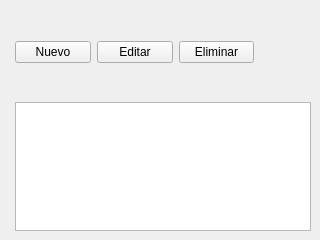
The window that listadoclientes.ui (rockols/acopio) describes before a commit, drawn with Qt 5.
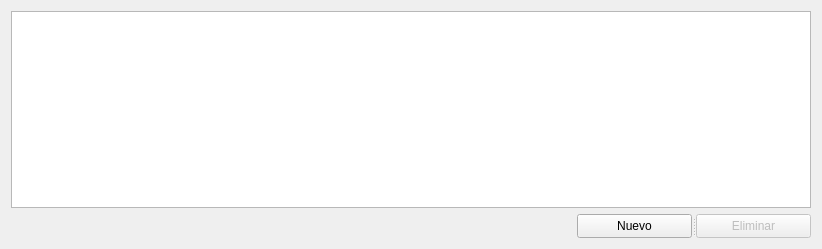
The same window after the commit.

The edit to the form file:
```diff
--- a/listadoclientes.ui
+++ b/listadoclientes.ui
@@ -6,34 +6,45 @@
    <rect>
     <x>0</x>
     <y>0</y>
-    <width>320</width>
-    <height>240</height>
+    <width>818</width>
+    <height>249</height>
    </rect>
   </property>
   <property name="windowTitle">
    <string>Form</string>
   </property>
-  <widget class="QTableView" name="tableView">
-   <property name="geometry">
-    <rect>
-     <x>15</x>
-     <y>102</y>
-     <width>296</width>
-     <height>129</height>
-    </rect>
-   </property>
-  </widget>
-  <widget class="QWidget" name="">
-   <property name="geometry">
-    <rect>
-     <x>15</x>
-     <y>40</y>
-     <width>239</width>
-     <height>25</height>
-    </rect>
-   </property>
-   <layout class="QHBoxLayout" name="horizontalLayout">
-    <item>
+  <layout class="QFormLayout" name="formLayout">
+   <item row="0" column="0" colspan="2">
+    <widget class="QTableView" name="tableView">
+     <property name="minimumSize">
+      <size>
+       <width>800</width>
+       <height>0</height>
+      </size>
+     </property>
+     <property name="styleSheet">
+      <string notr="true">font: 12pt &quot;MS Shell Dlg 2&quot;;</string>
+     </property>
+    </widget>
+   </item>
+   <item row="2" column="0">
+    <spacer name="horizontalSpacer">
+     <property name="orientation">
+      <enum>Qt::Horizontal</enum>
+     </property>
+     <property name="sizeHint" stdset="0">
+      <size>
+       <width>560</width>
+       <height>24</height>
+      </size>
+     </property>
+    </spacer>
+   </item>
+   <item row="2" column="1">
+    <widget class="QSplitter" name="splitter">
+     <property name="orientation">
+      <enum>Qt::Horizontal</enum>
+     </property>
      <widget class="QPushButton" name="nuevocliente">
       <property name="sizePolicy">
        <sizepolicy hsizetype="Fixed" vsizetype="Fixed">
@@ -41,6 +52,9 @@
         <verstretch>0</verstretch>
        </sizepolicy>
       </property>
+      <property name="styleSheet">
+       <string notr="true">font: 12pt &quot;MS Shell Dlg 2&quot;;</string>
+      </property>
       <property name="text">
        <string>Nuevo</string>
       </property>
@@ -48,31 +62,19 @@
        <string notr="true">buttonGroup</string>
       </attribute>
      </widget>
-    </item>
-    <item>
-     <widget class="QPushButton" name="editar">
-      <property name="sizePolicy">
-       <sizepolicy hsizetype="Fixed" vsizetype="Fixed">
-        <horstretch>0</horstretch>
-        <verstretch>0</verstretch>
-       </sizepolicy>
-      </property>
-      <property name="text">
-       <string>Editar</string>
-      </property>
-      <attribute name="buttonGroup">
-       <string notr="true">buttonGroup</string>
-      </attribute>
-     </widget>
-    </item>
-    <item>
      <widget class="QPushButton" name="eliminar">
+      <property name="enabled">
+       <bool>false</bool>
+      </property>
       <property name="sizePolicy">
        <sizepolicy hsizetype="Fixed" vsizetype="Fixed">
         <horstretch>0</horstretch>
         <verstretch>0</verstretch>
        </sizepolicy>
       </property>
+      <property name="styleSheet">
+       <string notr="true">font: 12pt &quot;MS Shell Dlg 2&quot;;</string>
+      </property>
       <property name="text">
        <string>Eliminar</string>
       </property>
@@ -80,9 +82,9 @@
        <string notr="true">buttonGroup</string>
       </attribute>
      </widget>
-    </item>
-   </layout>
-  </widget>
+    </widget>
+   </item>
+  </layout>
  </widget>
  <resources/>
  <connections/>
```
